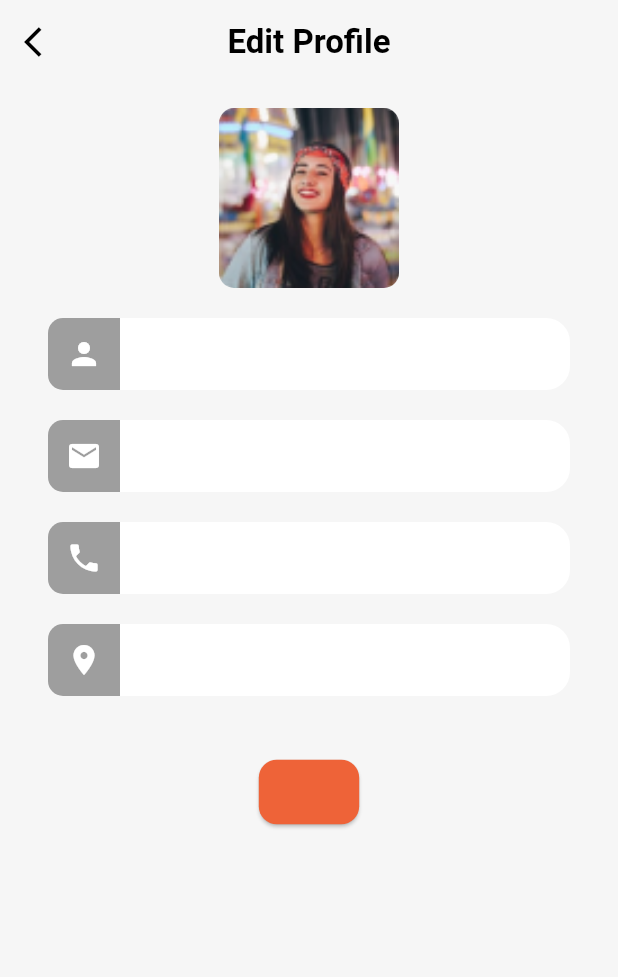
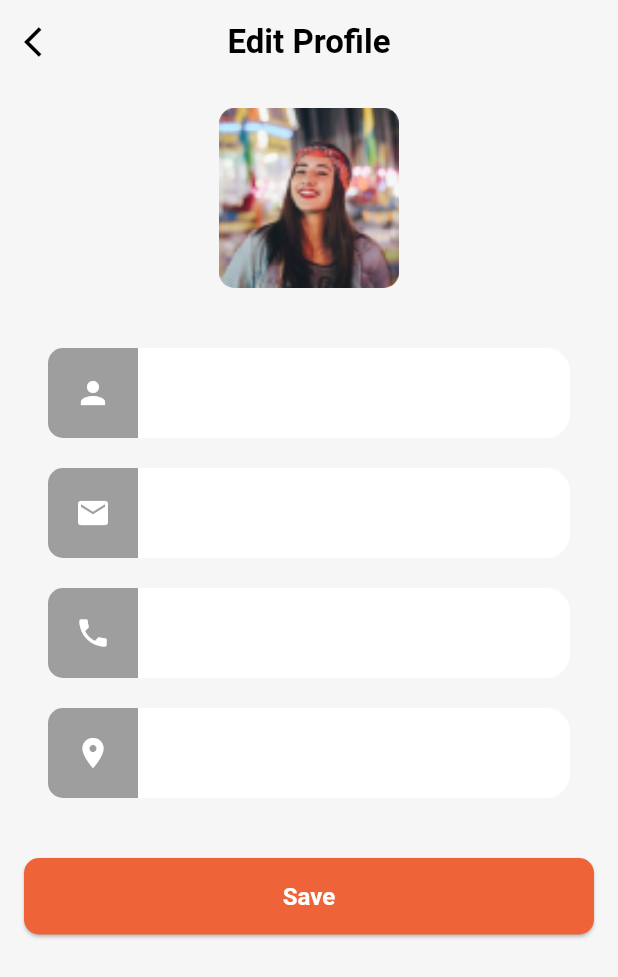
Before and after one commit to aryapras22/UpStyleApp, a Flutter app: the screen it shows once a user with an empty profile is signed in, item 4 of the bottom bar chosen, after a tap on "Edit Profile", on a phone screen of 412 x 824 dp. Shown: the top 977 px of the screen. Run offline on Flutter 3.47's test engine with Material 3 defaults, Android fonts, the phone set to English and light mode, and no system bars; our stand-ins replace cloud_firestore, dotted_border, firebase_auth, firebase_core, firebase_storage, flutter_chat_types and 4 more; missing offline and left inert: firebase_app_check, flutter_firebase_chat_core; accounts and stored records are empty; network calls fail; Roboto replaces fonts that are missing (ProductSansMedium).

Commit message:
fixing edit profile

```diff
--- /dev/null
+++ b/lib/model/user_model.dart
@@ -0,0 +1,37 @@
+class UserModel {
+  final String name;
+  final String email;
+  final String role;
+  String? phone;
+  String? address;
+  String? imageUrl;
+
+  UserModel({
+    required this.name,
+    required this.email,
+    required this.role,
+    this.phone,
+    this.address,
+    this.imageUrl,
+  });
+
+  factory UserModel.fromJson(Map<String, dynamic> json) {
+    return UserModel(
+      name: json['name'],
+      email: json['email'],
+      role: json['role'],
+      phone: json['phone'],
+      address: json['address'],
+      imageUrl: json['imageUrl'],
+    );
+  }
+
+  Map<String, dynamic> toJson() => {
+        'name': name,
+        'email': email,
+        'role': role,
+        'phone': phone,
+        'address': address,
+        'imageUrl': imageUrl,
+      };
+}
--- a/lib/screen/auth/edit_profile_screen.dart
+++ b/lib/screen/auth/edit_profile_screen.dart
@@ -1,8 +1,7 @@
 // ignore_for_file: use_build_context_synchronously
 
 import 'dart:io';
-
-import 'package:cloud_firestore/cloud_firestore.dart';
+import 'package:firebase_auth/firebase_auth.dart';
 import 'package:firebase_storage/firebase_storage.dart';
 import 'package:flutter/material.dart';
 import 'package:flutter_riverpod/flutter_riverpod.dart';
@@ -111,9 +110,9 @@ class _EditProfileScreenState extends ConsumerState<EditProfileScreen> {
                   _selectedImage = image;
                 },
               ),
-                  const SizedBox(height: 20),
+              const SizedBox(height: 40),
               InputEditProfile(
-                initialValue: user['name'],
+                initialValue: user!.name,
                 prefixIcon: Icons.person,
                 validator: (value) {
                   if (value == null || value.trim().isEmpty) {
@@ -128,12 +127,12 @@ class _EditProfileScreenState extends ConsumerState<EditProfileScreen> {
               const SizedBox(height: 20),
               InputEditProfile(
                 prefixIcon: Icons.email,
-                initialValue: user['email'],
+                initialValue: user.email,
                 isReadOnly: true,
               ),
               const SizedBox(height: 20),
               InputEditProfile(
-                initialValue: user['phone'] ?? '',
+                initialValue: user.phone ?? '',
                 prefixIcon: Icons.phone,
                 validator: (value) {
                   if (value == null || value.trim().isEmpty) {
@@ -147,7 +146,7 @@ class _EditProfileScreenState extends ConsumerState<EditProfileScreen> {
               ),
               const SizedBox(height: 20),
               InputEditProfile(
-                initialValue: user['address'],
+                initialValue: user.address ?? '',
                 prefixIcon: Icons.location_on,
                 validator: (value) {
                   if (value == null || value.trim().isEmpty) {
@@ -163,10 +162,23 @@ class _EditProfileScreenState extends ConsumerState<EditProfileScreen> {
               _isLoading
                   ? const CircularProgressIndicator()
                   : ElevatedButton(
+                      style: ElevatedButton.styleFrom(
+                        padding: const EdgeInsets.symmetric(vertical: 16),
+                        shape: RoundedRectangleBorder(
+                          borderRadius: BorderRadius.circular(10),
+                        ),
+                        minimumSize:
+                            Size(double.infinity, 48), // Menambahkan ini
+                      ),
                       onPressed: () {
-                            _updateProfile(context, authServices, user['uid']!);
+                        _updateProfile(context, authServices,
+                            FirebaseAuth.instance.currentUser!.uid);
                       },
-                          child: const Text('Save'),
+                      child: const Text('Save',
+                          style: TextStyle(
+                              fontSize: 16,
+                              fontFamily: 'ProductSansMedium',
+                              color: Colors.white)),
                     ),
             ],
           ),
--- a/lib/screen/auth/profile_screen.dart
+++ b/lib/screen/auth/profile_screen.dart
@@ -55,8 +55,8 @@ class _ProfileScreenState extends ConsumerState<ProfileScreen> {
                     decoration: BoxDecoration(
                       borderRadius: BorderRadius.circular(10),
                       image: DecorationImage(
-                        image: user['imageUrl'] != null
-                            ? NetworkImage(user['imageUrl']!)
+                        image: user!.imageUrl != null
+                            ? NetworkImage(user.imageUrl!)
                             : const AssetImage('assets/images/photo.png'),
                         fit: BoxFit.cover,
                       ),
@@ -67,11 +67,11 @@ class _ProfileScreenState extends ConsumerState<ProfileScreen> {
                     crossAxisAlignment: CrossAxisAlignment.start,
                     children: [
                       Text(
-                        user['name'] ?? 'Name not set',
+                        user!.name ?? 'User',
                         style: Theme.of(context).textTheme.titleLarge,
                       ),
                       Text(
-                        user['email'] ?? 'user@example.com',
+                        user!.email ?? 'user@example.com',
                         style: Theme.of(context).textTheme.titleMedium,
                       ),
                       const SizedBox(height: 8),
--- a/lib/screen/auth_screen.dart
+++ b/lib/screen/auth_screen.dart
@@ -1,15 +1,20 @@
+import 'package:cloud_firestore/cloud_firestore.dart';
 import 'package:flutter/material.dart';
 import 'package:firebase_auth/firebase_auth.dart';
+import 'package:flutter_riverpod/flutter_riverpod.dart';
 import 'package:upstyleapp/screen/dashboard_screen.dart';
 import 'package:upstyleapp/screen/welcome_screen.dart';
+import 'package:upstyleapp/services/auth_services.dart';
 
-class AuthScreen extends StatelessWidget {
-  const AuthScreen({super.key});
+class AuthScreen extends ConsumerWidget {
+  AuthScreen({super.key});
+
+  final FirebaseAuth auth = FirebaseAuth.instance;
 
   @override
-  Widget build(BuildContext context) {
+  Widget build(BuildContext context, WidgetRef ref) {
     return StreamBuilder<User?>(
-      stream: FirebaseAuth.instance.authStateChanges(),
+      stream: auth.authStateChanges(),
       builder: (BuildContext context, AsyncSnapshot<User?> snapshot) {
         if (snapshot.connectionState == ConnectionState.active) {
           final User? user = snapshot.data;
@@ -17,6 +22,15 @@ class AuthScreen extends StatelessWidget {
             // User not logged in, send them to LoginScreen
             return const WelcomeScreen();
           } else {
+            final userCredential = snapshot.data;
+            FirebaseFirestore.instance
+                .collection('users')
+                .doc(userCredential!.uid)
+                .get()
+                .then((userData) {
+              var userData =
+                  ref.read(authServicesProvider.notifier).setCurrentUser();
+            });
             // User is logged in, send them to DashboardScreen
             return const DashboardScreen();
           }
--- a/lib/services/auth_services.dart
+++ b/lib/services/auth_services.dart
@@ -1,9 +1,10 @@
 import 'package:cloud_firestore/cloud_firestore.dart';
 import 'package:firebase_auth/firebase_auth.dart';
 import 'package:flutter_riverpod/flutter_riverpod.dart';
+import 'package:upstyleapp/model/user_model.dart';
 
-class AuthServices extends StateNotifier<Map<String, String>> {
-  AuthServices() : super({});
+class AuthServices extends StateNotifier<UserModel?> {
+  AuthServices() : super(null);
   final FirebaseAuth _firebaseAuth = FirebaseAuth.instance;
   final FirebaseFirestore _firestore = FirebaseFirestore.instance;
 
@@ -24,6 +25,14 @@ class AuthServices extends StateNotifier<Map<String, String>> {
         password: password,
       );
       User? user = userCredential.user;
+      UserModel customer = UserModel(
+        name: name,
+        email: email,
+        role: role,
+        phone: phone,
+        address: address,
+        imageUrl: imageUrl,
+      );
 
       if (user != null) {
         // Save additional data to Firestore
@@ -37,15 +46,7 @@ class AuthServices extends StateNotifier<Map<String, String>> {
         });
 
         // Update state
-        state = {
-          'uid': user.uid,
-          'email': email,
-          'name': name,
-          'role': role,
-          'phone': phone ?? '',
-          'address': address ?? '',
-          'imageUrl': imageUrl ?? 'assets',
-        };
+        state = customer;
       }
     } on FirebaseAuthException catch (e) {
       print('Error registering user: ${e.message}');
@@ -74,17 +75,16 @@ class AuthServices extends StateNotifier<Map<String, String>> {
         DocumentSnapshot userDoc =
             await _firestore.collection('users').doc(user.uid).get();
         Map<String, dynamic> userData = userDoc.data() as Map<String, dynamic>;
+        UserModel userModel = UserModel(
+            email: email,
+            name: userData['name'],
+            role: userData['role'],
+            phone: userData['phone'],
+            address: userData['address'],
+            imageUrl: userData['imageUrl']);
 
         // Update state
-        state = {
-          'uid': user.uid,
-          'email': user.email!,
-          'name': userData['name'],
-          'role': userData['role'],
-          'phone': userData['phone'],
-          'address': userData['address'],
-          'imageUrl': userData['imageUrl'],
-        };
+        state = userModel;
       }
     } on FirebaseAuthException catch (e) {
       print('Error logging in user: ${e.message}');
@@ -100,7 +100,7 @@ class AuthServices extends StateNotifier<Map<String, String>> {
     try {
       await _firebaseAuth.signOut();
       // Clear state
-      state = {};
+      state = null;
     } catch (e) {
       print('Error logging out: $e');
       rethrow;
@@ -108,8 +108,24 @@ class AuthServices extends StateNotifier<Map<String, String>> {
   }
 
   // Get current user
-  Map<String, String>? getCurrentUser() {
-    return state.isNotEmpty ? state : null;
+  Future<void> setCurrentUser() async {
+    try {
+      User? user = _firebaseAuth.currentUser;
+      if (user != null) {
+        // Get additional data from Firestore
+        DocumentSnapshot userDoc =
+            await _firestore.collection('users').doc(user.uid).get();
+        Map<String, dynamic> userData = userDoc.data() as Map<String, dynamic>;
+
+        UserModel userModel = UserModel.fromJson(userData);
+
+        // Update state
+        state = userModel;
+      }
+    } catch (e) {
+      print('Error getting current user: $e');
+      rethrow;
+    }
   }
 
   // Update profile
@@ -129,13 +145,14 @@ class AuthServices extends StateNotifier<Map<String, String>> {
       });
 
       // Update state
-      state = {
-        ...state,
-        'name': name,
-        'phone': phone,
-        'address': address,
-        if (imageUrl != null) 'imageUrl': imageUrl,
-      };
+      state = UserModel(
+        name: name,
+        email: state!.email,
+        role: state!.role,
+        phone: phone,
+        address: address,
+        imageUrl: imageUrl,
+      );
     } catch (e) {
       print('Error updating profile: $e');
       rethrow;
@@ -144,6 +161,6 @@ class AuthServices extends StateNotifier<Map<String, String>> {
 }
 
 final authServicesProvider =
-    StateNotifierProvider<AuthServices, Map<String, String>>((ref) {
+    StateNotifierProvider<AuthServices, UserModel?>((ref) {
   return AuthServices();
 });
--- a/lib/widgets/image_picker.dart
+++ b/lib/widgets/image_picker.dart
@@ -32,7 +32,7 @@ class _ProfileImagePickerState extends ConsumerState<ProfileImagePicker> {
   @override
   Widget build(BuildContext context) {
     final user = ref.watch(authServicesProvider);
-    final imageUrl = user['imageUrl'];
+    final imageUrl = user!.imageUrl;
 
     var content = imageUrl != null && imageUrl.isNotEmpty
         ? Image.network(
--- a/lib/widgets/input_edit_profile.dart
+++ b/lib/widgets/input_edit_profile.dart
@@ -26,9 +26,10 @@ class InputEditProfile extends StatelessWidget {
       ),
       child: TextFormField(
         initialValue: initialValue,
+        readOnly: isReadOnly,
         decoration: InputDecoration(
           prefixIcon: Container(
-            // margin: EdgeInsets.only(right: 8), // Remove padding and add margin
+            padding: const EdgeInsets.all(16), // Adjust the padding here
             decoration: const BoxDecoration(
               color: Colors.grey,
               borderRadius: BorderRadius.only(
@@ -36,9 +37,15 @@ class InputEditProfile extends StatelessWidget {
                 bottomLeft: Radius.circular(10),
               ),
             ),
-            child: Icon(prefixIcon, color: Colors.white),
+            child: Icon(prefixIcon, color: Colors.white, size: 24),
           ),
-          border: InputBorder.none, // Remove border to fit the design
+          prefixIconConstraints: const BoxConstraints(
+            minWidth: 60, // Ensure the minimum width is enough
+            minHeight: 60, // Ensure the minimum height is enough
+          ),
+          contentPadding:
+              const EdgeInsets.symmetric(vertical: 16, horizontal: 32),
+          border: InputBorder.none,
         ),
         validator: validator,
         onSaved: onSaved,
```
Lines whose indentation alone changed are shown as unchanged.
